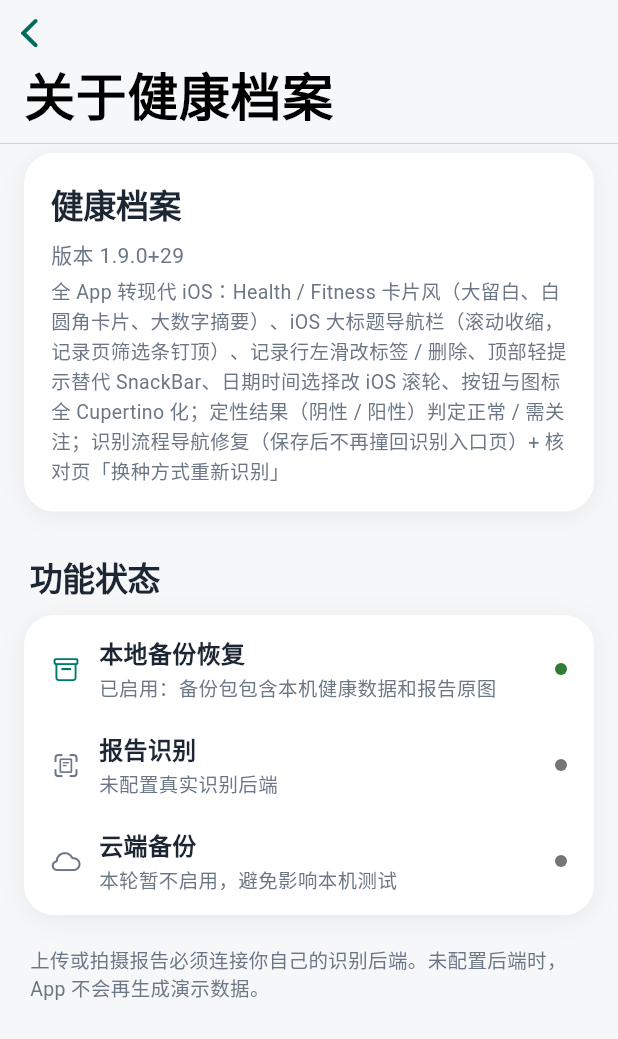
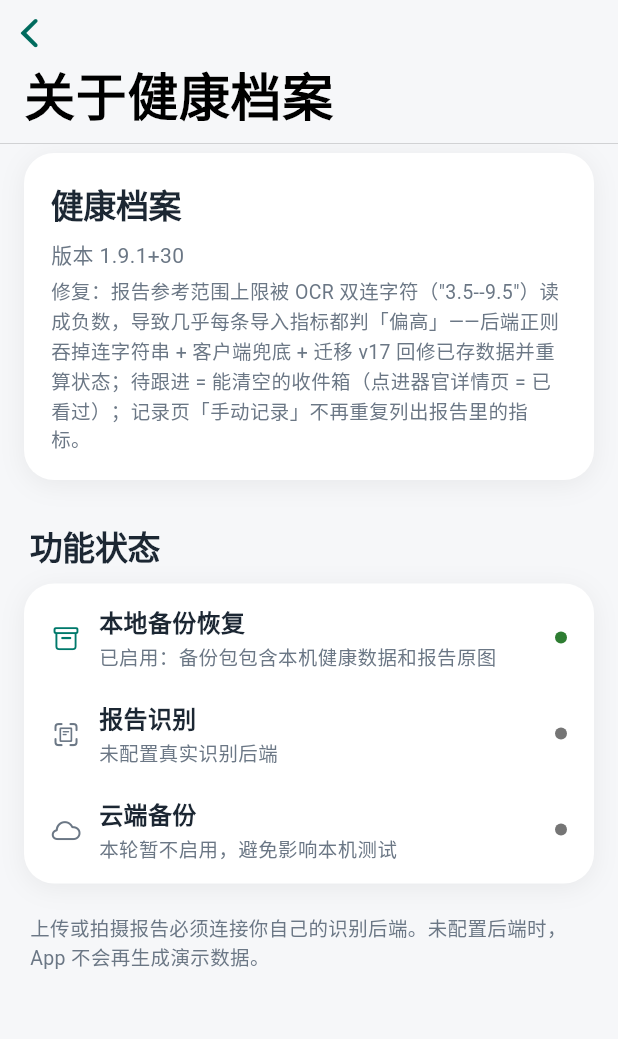
Before and after one commit to weixu731618-netizen/health-archive, a Flutter app: the AboutPage screen opened directly, on a phone screen of 412 x 824 dp. Shown: the top 1039 px of the screen. Run offline on Flutter 3.47's test engine with Material 3 defaults, Android fonts, the phone set to English and light mode, and no system bars; our stand-ins replace drift, drift_flutter, file_picker, fl_chart, flutter_local_notifications, flutter_secure_storage and 6 more; missing offline and left inert: pdfx; accounts and stored records are empty; generated files the repository leaves out were written again.

Commit message:
修复：参考范围上限被读成负数 → 几乎每条导入指标都判「偏高」
盛京医院血常规那张报告 33 项指标，报告详情页显示 ~31 项「偏高」，
身体页血液系统却只有 10 项——两个问题：

1. 参考范围上限 = 负数。OCR 常把区间连字符读成两个（"3.5--9.5"），
   后端 _parse_ref 的正则 `[-~—－]` 只吃一个分隔符，剩下那个 "-"
   被下一组 `-?\d` 当成负号 → referenceMax = -9.5。本地 computeStatus
   里 value > max（任何数 > -175）恒成立 → 全判「偏高」。
   - backend: 分隔符改 `[-~—－]+` 吞掉整串，再加「上限 < 下限且取绝对
     值后落回正常」的兜底。
   - client: structuredReportFromBackendJson 读到 max<min 且 |max|>=min
     时纠正，兼容仍在运行的旧后端。
   - 迁移 v17: 回修已存库的坏行（下限>=0、上限<0、|上限|>=下限 → 翻正），
     再用修正后的范围重算数值型 status（定性 / 未判断不动）。
     实测这张报告修完后与化验单自带的 ↑/↓ 标记基本一致。

2. 33 项里 23 项没匹配上内置字典（metric_id=UNKNOWN），被生理图谱
   过滤，所以血液系统只剩 10 项——已知缺口，另议（补 CBC 分类字典）。

版本 1.9.1+30。

```diff
--- a/lib/models/app_metadata.dart
+++ b/lib/models/app_metadata.dart
@@ -1,12 +1,11 @@
 class AppMetadata {
   const AppMetadata._();
 
-  static const String versionName = '1.9.0';
-  static const int versionCode = 29;
+  static const String versionName = '1.9.1';
+  static const int versionCode = 30;
   static const String buildLabel =
-      '全 App 转现代 iOS：Health / Fitness 卡片风（大留白、白圆角卡片、大数字摘要）、'
-      'iOS 大标题导航栏（滚动收缩，记录页筛选条钉顶）、记录行左滑改标签 / 删除、'
-      '顶部轻提示替代 SnackBar、日期时间选择改 iOS 滚轮、按钮与图标全 Cupertino 化；'
-      '定性结果（阴性 / 阳性）判定正常 / 需关注；'
-      '识别流程导航修复（保存后不再撞回识别入口页）+ 核对页「换种方式重新识别」';
+      '修复：报告参考范围上限被 OCR 双连字符（"3.5--9.5"）读成负数，导致几乎每条'
+      '导入指标都判「偏高」——后端正则吞掉连字符串 + 客户端兜底 + 迁移 v17 '
+      '回修已存数据并重算状态；待跟进 = 能清空的收件箱（点进器官详情页 = 已看过）；'
+      '记录页「手动记录」不再重复列出报告里的指标。';
 }
--- a/pubspec.yaml
+++ b/pubspec.yaml
@@ -1,7 +1,7 @@
 name: health_archive
 description: 健康档案 - 个人健康管理 App（MVP）
 publish_to: 'none'
-version: 1.9.0+29
+version: 1.9.1+30
 
 environment:
   sdk: '>=3.6.0 <4.0.0'
```
Also changed, not shown: lib/data/app_database.dart (+23 -1 lines), lib/services/report_recognition_service.dart (+7 -1 lines), 5 other files.
